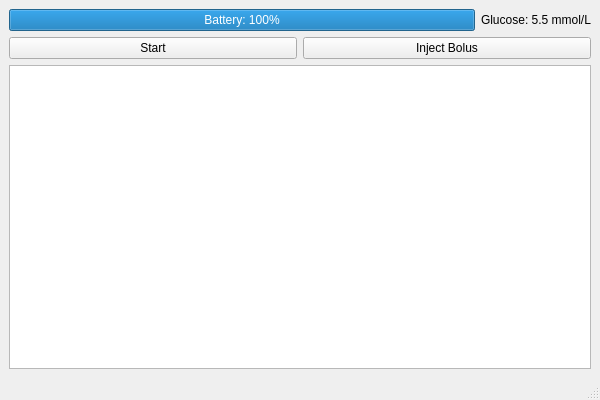
Qt form InsulinPump/mainwindow.ui (rae-shi/comp3004Team17InsulinPump) before a commit.
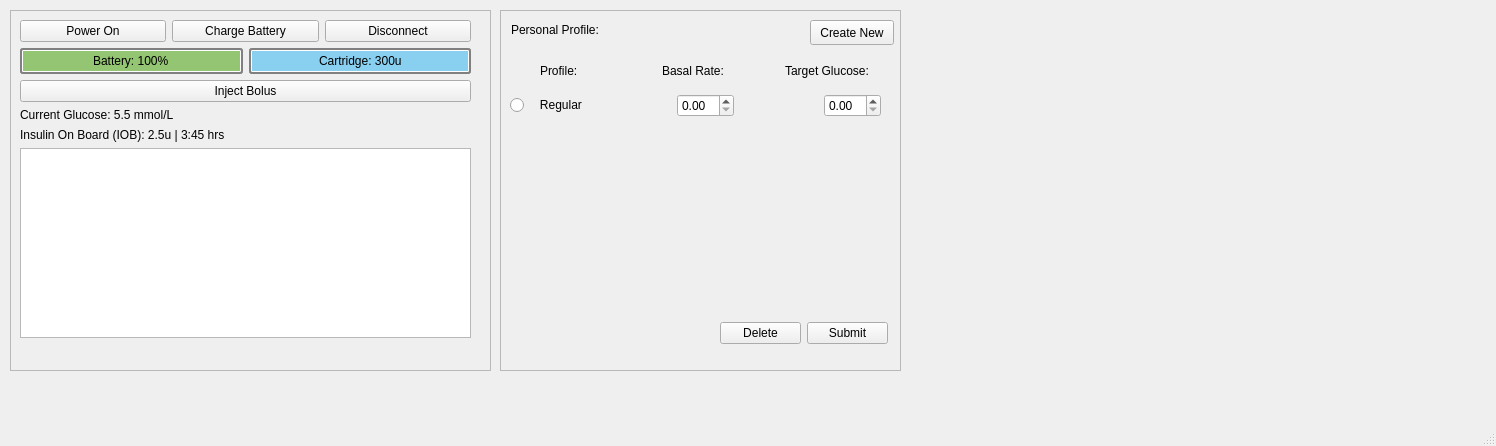
The same form after that commit.

Commit message: Updated GUI with personal profile section.

What changed in the file:
```diff
--- a/InsulinPump/mainwindow.ui
+++ b/InsulinPump/mainwindow.ui
@@ -6,47 +6,105 @@
    <rect>
     <x>0</x>
     <y>0</y>
-    <width>600</width>
-    <height>400</height>
+    <width>1496</width>
+    <height>446</height>
    </rect>
   </property>
   <widget class="QWidget" name="centralwidget">
-   <layout class="QVBoxLayout" name="verticalLayout">
-    <item>
-     <layout class="QHBoxLayout" name="topLayout">
+   <widget class="QFrame" name="mainFrame">
+    <property name="geometry">
+     <rect>
+      <x>10</x>
+      <y>10</y>
+      <width>481</width>
+      <height>361</height>
+     </rect>
+    </property>
+    <property name="frameShape">
+     <enum>QFrame::StyledPanel</enum>
+    </property>
+    <property name="frameShadow">
+     <enum>QFrame::Raised</enum>
+    </property>
+    <widget class="QWidget" name="layoutWidget">
+     <property name="geometry">
+      <rect>
+       <x>10</x>
+       <y>10</y>
+       <width>451</width>
+       <height>318</height>
+      </rect>
+     </property>
+     <layout class="QVBoxLayout" name="verticalLayout_3">
       <item>
-       <widget class="QProgressBar" name="batteryBar">
-        <property name="value">
-         <number>100</number>
-        </property>
-        <property name="maximum">
-         <number>100</number>
-        </property>
-        <property name="minimum">
-         <number>0</number>
-        </property>
-        <property name="format">
-         <string>Battery: %p%</string>
-        </property>
-       </widget>
+       <layout class="QHBoxLayout" name="buttonLayout">
+        <item>
+         <widget class="QPushButton" name="startButton">
+          <property name="text">
+           <string>Power On</string>
+          </property>
+         </widget>
+        </item>
+        <item>
+         <widget class="QPushButton" name="chargeButton">
+          <property name="text">
+           <string>Charge Battery</string>
+          </property>
+         </widget>
+        </item>
+        <item>
+         <widget class="QPushButton" name="disconnectButton">
+          <property name="text">
+           <string>Disconnect</string>
+          </property>
+         </widget>
+        </item>
+       </layout>
       </item>
       <item>
-       <widget class="QLabel" name="glucoseLabel">
-        <property name="text">
-         <string>Glucose: 5.5 mmol/L</string>
-        </property>
-       </widget>
-      </item>
-     </layout>
-    </item>
-    <item>
-     <layout class="QHBoxLayout" name="buttonLayout">
-      <item>
-       <widget class="QPushButton" name="startButton">
-        <property name="text">
-         <string>Start</string>
-        </property>
-       </widget>
+       <layout class="QHBoxLayout" name="topLayout">
+        <item>
+         <widget class="QProgressBar" name="batteryBar">
+          <property name="styleSheet">
+           <string notr="true">QProgressBar{ text-align:center; border: 2px solid grey; border-radius: 3px;} QProgressBar::chunk {background-color: #93C572; margin: 0.5px;}</string>
+          </property>
+          <property name="minimum">
+           <number>0</number>
+          </property>
+          <property name="maximum">
+           <number>100</number>
+          </property>
+          <property name="value">
+           <number>100</number>
+          </property>
+          <property name="format">
+           <string>Battery: %p%</string>
+          </property>
+         </widget>
+        </item>
+        <item>
+         <widget class="QProgressBar" name="progressBar">
+          <property name="styleSheet">
+           <string notr="true">QProgressBar{ text-align:center; border: 2px solid grey; border-radius: 3px;}  QProgressBar::chunk {background-color: #89CFF0;margin: 0.5px;;}  </string>
+          </property>
+          <property name="maximum">
+           <number>300</number>
+          </property>
+          <property name="value">
+           <number>300</number>
+          </property>
+          <property name="textVisible">
+           <bool>true</bool>
+          </property>
+          <property name="invertedAppearance">
+           <bool>false</bool>
+          </property>
+          <property name="format">
+           <string>Cartridge: %vu</string>
+          </property>
+         </widget>
+        </item>
+       </layout>
       </item>
       <item>
        <widget class="QPushButton" name="bolusButton">
@@ -55,16 +113,185 @@
         </property>
        </widget>
       </item>
+      <item>
+       <widget class="QLabel" name="glucoseLabel">
+        <property name="text">
+         <string>Current Glucose: 5.5 mmol/L</string>
+        </property>
+       </widget>
+      </item>
+      <item>
+       <widget class="QLabel" name="label">
+        <property name="text">
+         <string>Insulin On Board (IOB): 2.5u | 3:45 hrs</string>
+        </property>
+       </widget>
+      </item>
+      <item>
+       <widget class="QPlainTextEdit" name="logOutput">
+        <property name="styleSheet">
+         <string notr="true"/>
+        </property>
+        <property name="readOnly">
+         <bool>true</bool>
+        </property>
+       </widget>
+      </item>
      </layout>
-    </item>
-    <item>
-     <widget class="QPlainTextEdit" name="logOutput">
-      <property name="readOnly">
-       <bool>true</bool>
-      </property>
-     </widget>
-    </item>
-   </layout>
+    </widget>
+   </widget>
+   <widget class="QFrame" name="profileFrame">
+    <property name="geometry">
+     <rect>
+      <x>500</x>
+      <y>10</y>
+      <width>401</width>
+      <height>361</height>
+     </rect>
+    </property>
+    <property name="frameShape">
+     <enum>QFrame::StyledPanel</enum>
+    </property>
+    <property name="frameShadow">
+     <enum>QFrame::Raised</enum>
+    </property>
+    <widget class="QLabel" name="profileHeaderLabel">
+     <property name="geometry">
+      <rect>
+       <x>11</x>
+       <y>11</y>
+       <width>105</width>
+       <height>17</height>
+      </rect>
+     </property>
+     <property name="text">
+      <string>Personal Profile:</string>
+     </property>
+    </widget>
+    <widget class="QPushButton" name="createProfileButton">
+     <property name="geometry">
+      <rect>
+       <x>310</x>
+       <y>10</y>
+       <width>84</width>
+       <height>25</height>
+      </rect>
+     </property>
+     <property name="text">
+      <string>Create New</string>
+     </property>
+    </widget>
+    <widget class="QWidget" name="layoutWidget">
+     <property name="geometry">
+      <rect>
+       <x>10</x>
+       <y>80</y>
+       <width>371</width>
+       <height>31</height>
+      </rect>
+     </property>
+     <layout class="QHBoxLayout" name="defaultProfileLayout">
+      <item>
+       <widget class="QRadioButton" name="defaultProfileRadioButton">
+        <property name="text">
+         <string>   Regular</string>
+        </property>
+       </widget>
+      </item>
+      <item>
+       <spacer name="spacer1">
+        <property name="orientation">
+         <enum>Qt::Horizontal</enum>
+        </property>
+        <property name="sizeHint" stdset="0">
+         <size>
+          <width>40</width>
+          <height>20</height>
+         </size>
+        </property>
+       </spacer>
+      </item>
+      <item>
+       <widget class="QDoubleSpinBox" name="defaultProfileBasalSpinBox"/>
+      </item>
+      <item>
+       <spacer name="spacer2">
+        <property name="orientation">
+         <enum>Qt::Horizontal</enum>
+        </property>
+        <property name="sizeHint" stdset="0">
+         <size>
+          <width>40</width>
+          <height>20</height>
+         </size>
+        </property>
+       </spacer>
+      </item>
+      <item>
+       <widget class="QDoubleSpinBox" name="deafultProfileGlucoseSpinBox"/>
+      </item>
+     </layout>
+    </widget>
+    <widget class="QWidget" name="layoutWidget">
+     <property name="geometry">
+      <rect>
+       <x>40</x>
+       <y>50</y>
+       <width>361</width>
+       <height>22</height>
+      </rect>
+     </property>
+     <layout class="QHBoxLayout" name="profileLabelLayout">
+      <item>
+       <widget class="QLabel" name="profileLabel">
+        <property name="text">
+         <string>Profile:</string>
+        </property>
+       </widget>
+      </item>
+      <item>
+       <widget class="QLabel" name="basalLabel">
+        <property name="text">
+         <string>Basal Rate:</string>
+        </property>
+       </widget>
+      </item>
+      <item>
+       <widget class="QLabel" name="targetGlucoseLabel">
+        <property name="text">
+         <string>Target Glucose:</string>
+        </property>
+       </widget>
+      </item>
+     </layout>
+    </widget>
+    <widget class="QWidget" name="layoutWidget">
+     <property name="geometry">
+      <rect>
+       <x>220</x>
+       <y>310</y>
+       <width>168</width>
+       <height>27</height>
+      </rect>
+     </property>
+     <layout class="QHBoxLayout" name="ProfileButtonLayout">
+      <item>
+       <widget class="QPushButton" name="deleteProfileButton">
+        <property name="text">
+         <string>Delete</string>
+        </property>
+       </widget>
+      </item>
+      <item>
+       <widget class="QPushButton" name="submitProfileButton">
+        <property name="text">
+         <string>Submit</string>
+        </property>
+       </widget>
+      </item>
+     </layout>
+    </widget>
+   </widget>
   </widget>
   <widget class="QMenuBar" name="menubar"/>
   <widget class="QStatusBar" name="statusbar"/>
```
Left out of the diff: 11 changed lines with no effect on the pictures. The commit also changes 2 other files.
